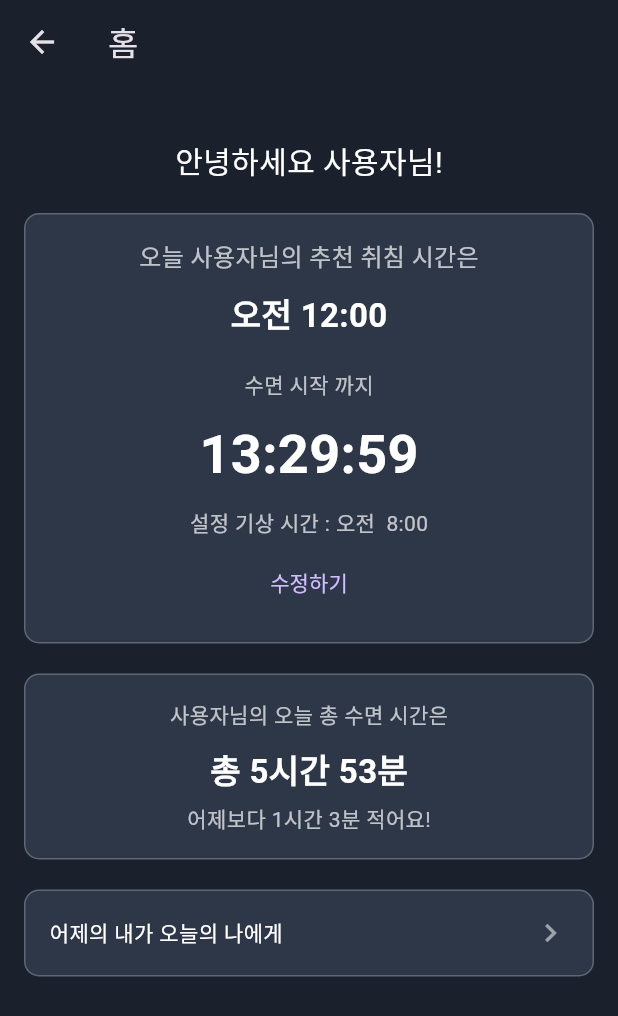
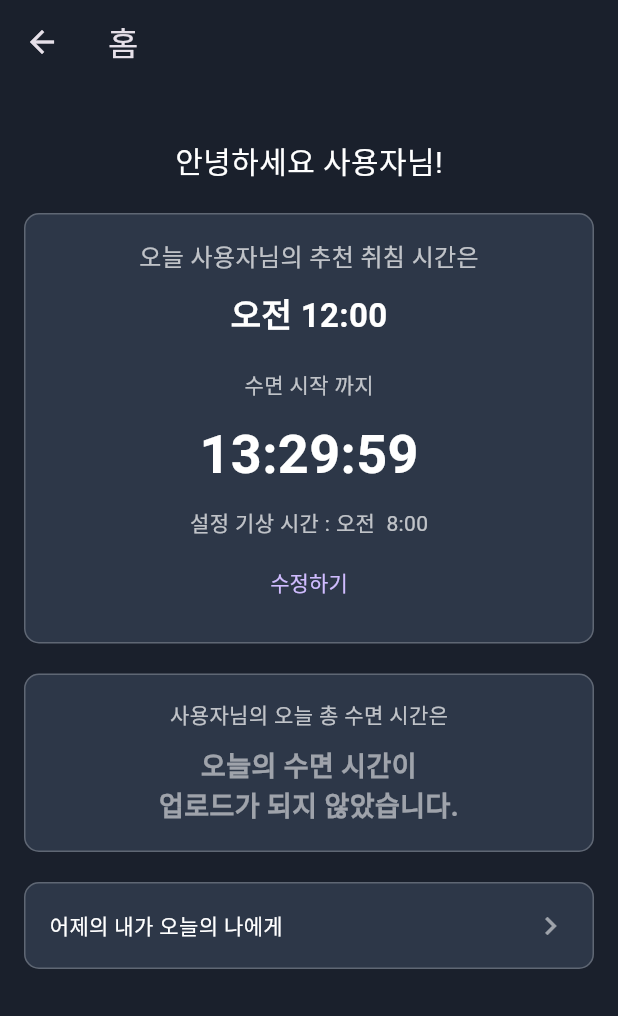
Before and after one commit to yoyohanyy/digital_health_care, a Flutter app: the HomePage screen opened directly, on a phone screen of 412 x 824 dp. Shown: the top 1016 px of the screen. Run offline on Flutter 3.47's test engine with Material 3 defaults, Android fonts, the light colour scheme and no system bars; our stand-ins replace cloud_firestore, firebase_core, fl_chart, percent_indicator, shared_preferences, table_calendar; missing offline and left inert: health, kakao_flutter_sdk, kakao_flutter_sdk_user; accounts and stored records are empty.

Commit message:
총 수면 시간 하드 코딩 수정

```diff
--- a/lib/page/homePage.dart
+++ b/lib/page/homePage.dart
@@ -4,6 +4,8 @@ import 'letterPage.dart';
 import 'package:shared_preferences/shared_preferences.dart';
 import 'package:provider/provider.dart';
 import '../provider/userProvider.dart'; // ✅ UserProvider import
+import '../provider/sleepProvider.dart';
+import '../DTO/sleepRecordDTO.dart';
 
 class HomePage extends StatefulWidget {
   const HomePage({super.key});
@@ -25,6 +27,16 @@ class _HomePageState extends State<HomePage> {
   void initState() {
     super.initState();
     _loadTimes();
+
+    WidgetsBinding.instance.addPostFrameCallback((_) {
+      final user = Provider.of<UserProvider>(context, listen: false).user;
+      if (user != null) {
+        Provider.of<SleepRecordProvider>(
+          context,
+          listen: false,
+        ).fetchRecords(user.id, days: 7);
+      }
+    });
 
     // ✅ Timer that updates _timeLeft every second
     _timer = Timer.periodic(const Duration(seconds: 1), (timer) {
@@ -68,6 +80,24 @@ class _HomePageState extends State<HomePage> {
 
       _updateTimeLeft(); // ✅ initialize timeLeft when loading
     });
+  }
+
+  bool _isSameDate(DateTime date1, DateTime date2) {
+    return date1.year == date2.year &&
+        date1.month == date2.month &&
+        date1.day == date2.day;
+  }
+
+  String _formatDurationDiff(Duration d) {
+    int hours = d.inHours;
+    int minutes = d.inMinutes % 60;
+    return "${hours}시간 ${minutes}분";
+  }
+
+  String _formatSleepDuration(double totalHours) {
+    int hours = totalHours.floor();
+    int minutes = ((totalHours - hours) * 60).round();
+    return "${hours}시간 ${minutes}분";
   }
 
   Future<void> _saveTimes() async {
@@ -121,10 +151,122 @@ class _HomePageState extends State<HomePage> {
     );
   }
 
+  List<Widget> _buildSleepInfoContent(BuildContext context) {
+    final sleepProvider = Provider.of<SleepRecordProvider>(context);
+    final userProvider = Provider.of<UserProvider>(context);
+    final records = sleepProvider.records;
+
+    // 1. 오늘 날짜와 어제 날짜 구하기
+    final now = DateTime.now();
+    final todayDate = DateTime(now.year, now.month, now.day);
+    final yesterdayDate = todayDate.subtract(const Duration(days: 1));
+
+    // 2. Provider의 records 리스트에서 오늘/어제 기록 찾기
+    // firstWhere를 쓰되, 없으면 null을 반환하도록 orElse 처리 (혹은 try-catch)
+    SleepRecord? todayRecord;
+    SleepRecord? yesterdayRecord;
+
+    try {
+      todayRecord = records.firstWhere(
+        (r) => _isSameDate(r.date, todayDate),
+        // Provider 로직상 데이터가 없으면 empty 객체가 있을 수 있으므로 null 처리는 사실상 불필요할 수 있으나 안전하게 작성
+      );
+    } catch (e) {
+      todayRecord = null;
+    }
+
+    try {
+      yesterdayRecord = records.firstWhere(
+        (r) => _isSameDate(r.date, yesterdayDate),
+      );
+    } catch (e) {
+      yesterdayRecord = null;
+    }
+
+    // 3. 데이터 유효성 검사
+    // SleepRecord.empty()로 생성된 객체는 startTime이 null입니다.
+    // 따라서 startTime이 null이 아니어야 "유효한 데이터"로 봅니다.
+    bool hasTodayData =
+        todayRecord != null &&
+        todayRecord.startTime != null &&
+        todayRecord.totalHours > 0;
+    bool hasYesterdayData =
+        yesterdayRecord != null &&
+        yesterdayRecord.startTime != null &&
+        yesterdayRecord.totalHours > 0;
+
+    // --- CASE 1: 오늘의 데이터가 없는 경우 ---
+    if (!hasTodayData) {
+      return [
+        Text(
+          "${userProvider.user?.nickname ?? "사용자"}님의 오늘 총 수면 시간은",
+          style: const TextStyle(color: Colors.white70),
+        ),
+        const SizedBox(height: 10),
+        const Text(
+          "오늘의 수면 시간이\n업로드가 되지 않았습니다.",
+          textAlign: TextAlign.center,
+          style: TextStyle(
+            fontSize: 18,
+            fontWeight: FontWeight.bold,
+            color: Colors.white54,
+          ),
+        ),
+      ];
+    }
+
+    // --- CASE 2: 오늘의 데이터가 있는 경우 (기본 표시) ---
+    List<Widget> content = [
+      Text(
+        "${userProvider.user?.nickname ?? "사용자"}님의 오늘 총 수면 시간은",
+        style: const TextStyle(color: Colors.white70),
+      ),
+      const SizedBox(height: 10),
+      Text(
+        "총 ${_formatSleepDuration(todayRecord!.totalHours)}",
+        style: const TextStyle(
+          fontSize: 22,
+          fontWeight: FontWeight.bold,
+          color: Colors.white,
+        ),
+      ),
+    ];
+
+    // --- CASE 3: 어제의 데이터가 있어서 비교가 가능한 경우 ---
+    if (hasYesterdayData) {
+      // double(시간) 차이를 계산
+      double diffHours = todayRecord.totalHours - yesterdayRecord!.totalHours;
+
+      // 계산을 위해 Duration으로 변환
+      int diffInMinutes = (diffHours * 60).round();
+      Duration diffDuration = Duration(minutes: diffInMinutes.abs());
+
+      bool isMore = diffInMinutes >= 0; // 오늘 더 많이 잤거나 같음
+
+      String compareText;
+      if (diffInMinutes == 0) {
+        compareText = "어제와 수면 시간이 같아요.";
+      } else {
+        compareText =
+            "어제보다 ${_formatDurationDiff(diffDuration)} ${isMore ? '더 잤어요!' : '적어요!'}";
+      }
+
+      content.add(const SizedBox(height: 5));
+      content.add(
+        Text(compareText, style: const TextStyle(color: Colors.white70)),
+      );
+    }
+    // 어제 데이터가 없으면 비교 텍스트는 추가되지 않습니다.
+
+    return content;
+  }
+
   @override
   Widget build(BuildContext context) {
     final userProvider = Provider.of<UserProvider>(context);
     final user = userProvider.user;
+
+    final sleepProvider = Provider.of<SleepRecordProvider>(context);
 
     return Scaffold(
       backgroundColor: const Color(0xFF1A202C),
@@ -183,26 +325,15 @@ class _HomePageState extends State<HomePage> {
 
             const SizedBox(height: 20),
 
-            _infoCard([
-              Text(
-                "${user?.nickname ?? "사용자"}님의 오늘 총 수면 시간은",
-                style: TextStyle(color: Colors.white70),
-              ),
-              const SizedBox(height: 10),
-              const Text(
-                "총 5시간 53분",
-                style: TextStyle(
-                  fontSize: 22,
-                  fontWeight: FontWeight.bold,
-                  color: Colors.white,
+            sleepProvider.isLoading
+                ? const SizedBox(
+                  height: 100,
+                  child: Center(child: CircularProgressIndicator()),
+                )
+                : _infoCard(
+                  // 만들어둔 함수를 호출하여 실제 데이터를 넣어줍니다.
+                  _buildSleepInfoContent(context),
                 ),
-              ),
-              const SizedBox(height: 5),
-              const Text(
-                "어제보다 1시간 3분 적어요!",
-                style: TextStyle(color: Colors.white70),
-              ),
-            ]),
 
             const SizedBox(height: 20),
 
```
